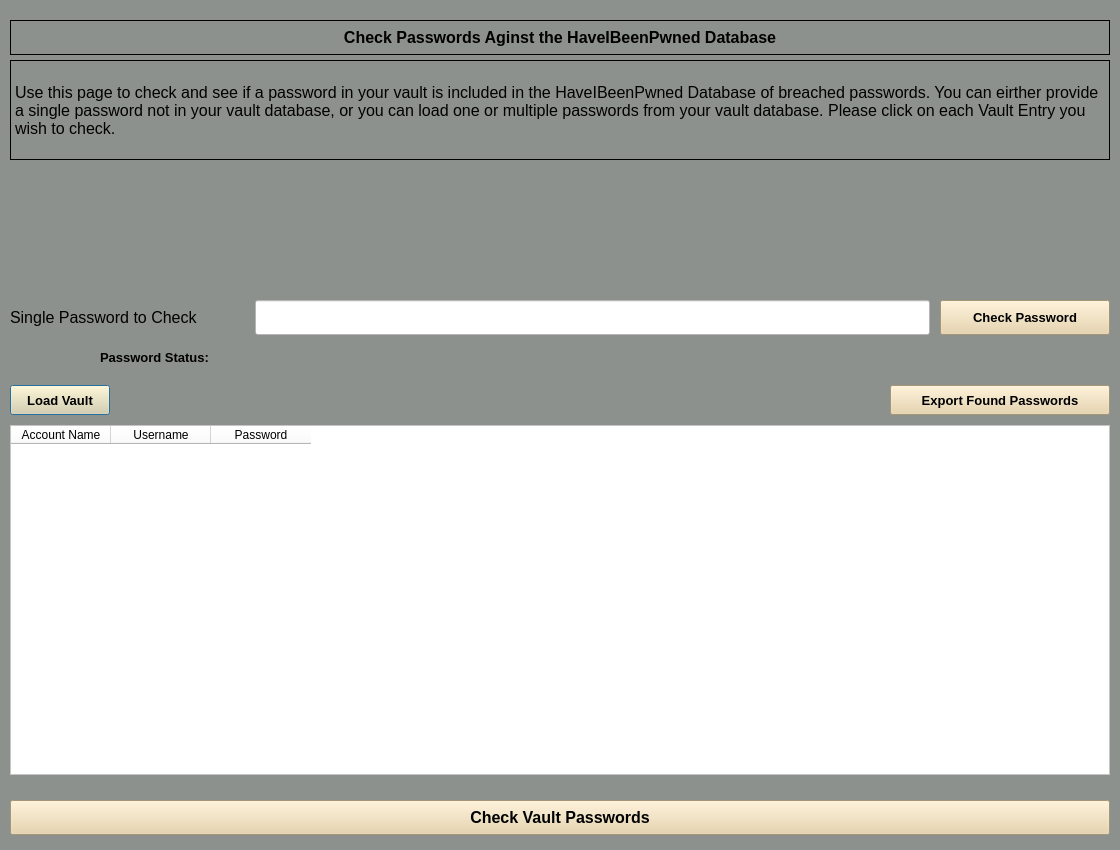
First picture: the form in passwordchecker.ui, repository dark-anub1s/CyberVault, before the edit.
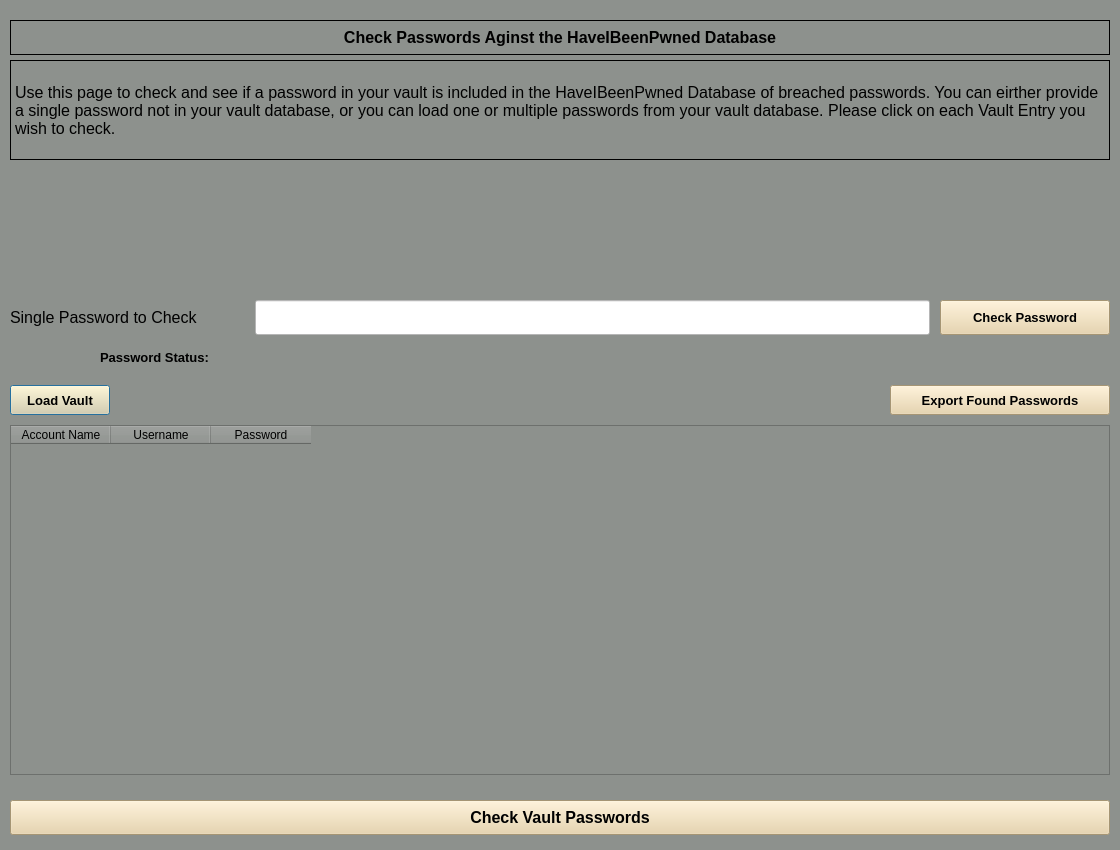
Second picture: the form after the edit.

```diff
--- a/passwordchecker.ui
+++ b/passwordchecker.ui
@@ -135,7 +135,7 @@
     </rect>
    </property>
    <property name="styleSheet">
-    <string notr="true">background-color: rgb(255, 255, 255)</string>
+    <string notr="true">background-color: rgb(141, 145, 141);</string>
    </property>
    <column>
     <property name="text">
```
Left out of the diff: 2 changed lines with no effect on the pictures.
